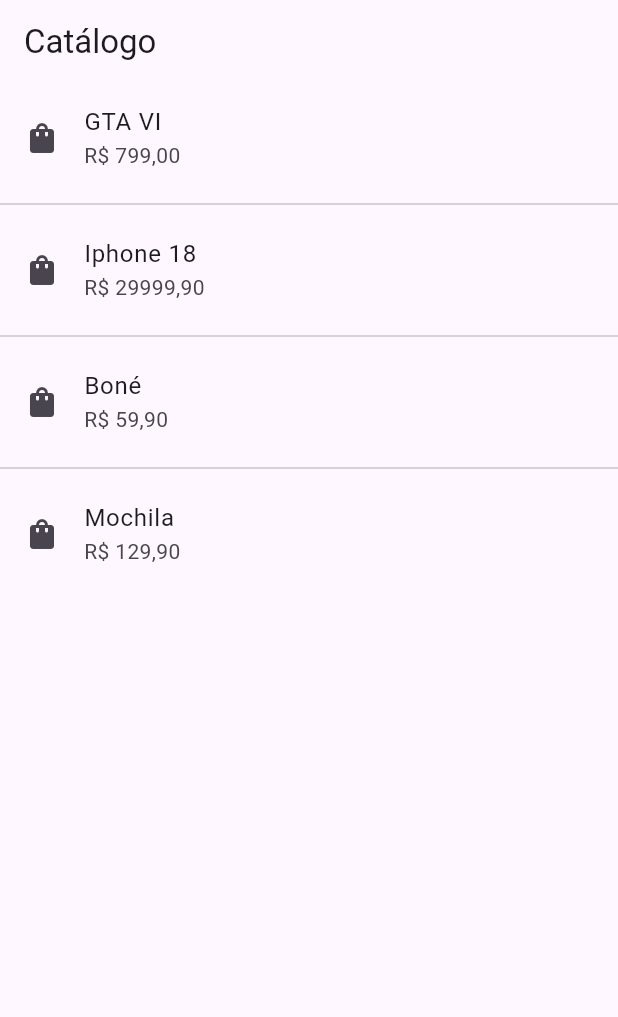
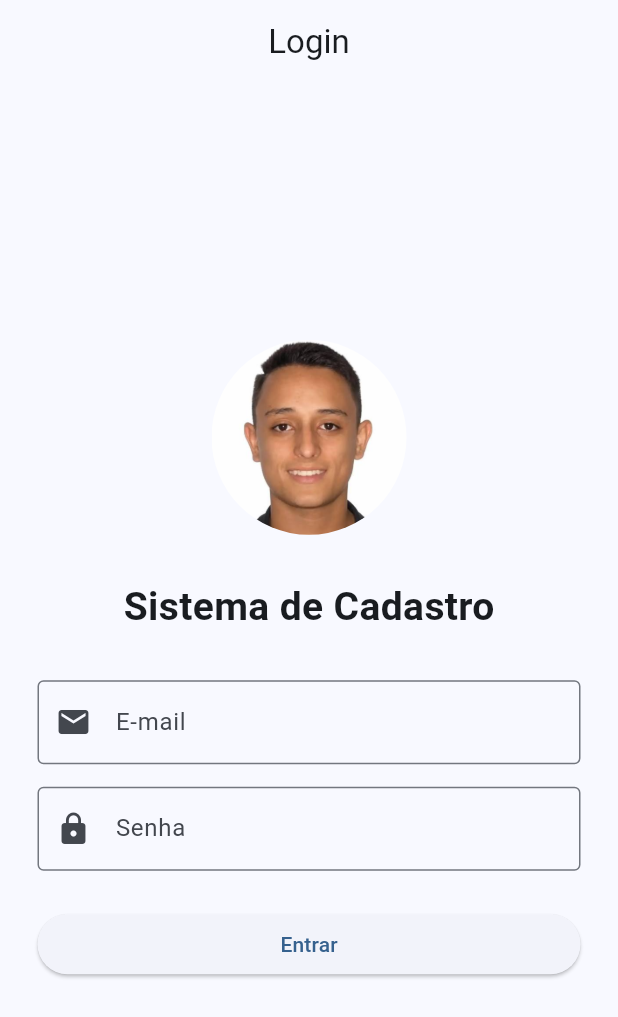
Before and after one commit to neildev7/ativ1-navegacao, a Flutter app: the screen it shows after launch, on a phone screen of 412 x 824 dp. Shown: the top 1017 px of the screen. Run offline on Flutter 3.47's test engine with Material 3 defaults, Android fonts, the phone set to English and light mode, and no system bars.

Commit message:
Projeto Final

```diff
--- a/lib/main.dart
+++ b/lib/main.dart
@@ -1,4 +1,5 @@
 import 'package:flutter/material.dart';
+import 'telas/login_page.dart';
 
 void main() {
   runApp(const MeuApp());
@@ -11,53 +12,14 @@
   Widget build(BuildContext context) {
     return MaterialApp(
       debugShowCheckedModeBanner: false,
-      home: const CatalogoProdutos(),
+      title: 'Sistema de Cadastro',
+      theme: ThemeData(
+        colorScheme: ColorScheme.fromSeed(
+          seedColor: Colors.blue,
+        ),
+        useMaterial3: true,
+      ),
+      home: const LoginPage(),
     );
   }
 }
-
-class CatalogoProdutos extends StatelessWidget {
-  const CatalogoProdutos({super.key});
-
-  @override
-  Widget build(BuildContext context) {
-    return Scaffold(
-      appBar: AppBar(
-        title: const Text('Catálogo'),
-      ),
-      body: ListView(
-        children: const [
-          ListTile(
-            leading: Icon(Icons.shopping_bag),
-            title: Text('GTA VI'),
-            subtitle: Text('R\$ 799,00'),
-          ),
-
-          Divider(),
-
-          ListTile(
-            leading: Icon(Icons.shopping_bag),
-            title: Text('Iphone 18'),
-            subtitle: Text('R\$ 29999,90'),
-          ),
-
-          Divider(),
-
-          ListTile(
-            leading: Icon(Icons.shopping_bag),
-            title: Text('Boné'),
-            subtitle: Text('R\$ 59,90'),
-          ),
-
-          Divider(),
-
-          ListTile(
-            leading: Icon(Icons.shopping_bag),
-            title: Text('Mochila'),
-            subtitle: Text('R\$ 129,90'),
-          ),
-        ],
-      ),
-    );
-  }
-}
--- /dev/null
+++ b/lib/telas/dados.dart
@@ -0,0 +1 @@
+List<Map<String, String>> clientes = [];
--- /dev/null
+++ b/lib/telas/login_page.dart
@@ -0,0 +1,111 @@
+import 'package:flutter/material.dart';
+import 'home_page.dart';
+
+class LoginPage extends StatefulWidget {
+  const LoginPage({super.key});
+
+  @override
+  State<LoginPage> createState() => _LoginPageState();
+}
+
+class _LoginPageState extends State<LoginPage> {
+  final TextEditingController emailController = TextEditingController();
+  final TextEditingController senhaController = TextEditingController();
+
+  void entrar() {
+    if (emailController.text.isEmpty || senhaController.text.isEmpty) {
+      ScaffoldMessenger.of(context).showSnackBar(
+        const SnackBar(
+          content: Text('Preencha o e-mail e a senha!'),
+        ),
+      );
+      return;
+    }
+
+    Navigator.pushReplacement(
+      context,
+      MaterialPageRoute(
+        builder: (context) => const HomePage(),
+      ),
+    );
+  }
+
+  @override
+  void dispose() {
+    emailController.dispose();
+    senhaController.dispose();
+    super.dispose();
+  }
+
+  @override
+  Widget build(BuildContext context) {
+    return Scaffold(
+      appBar: AppBar(
+        title: const Text('Login'),
+        centerTitle: true,
+      ),
+      body: Center(
+        child: SingleChildScrollView(
+          padding: const EdgeInsets.all(25),
+          child: Column(
+            children: [
+              ClipRRect(
+                borderRadius: BorderRadius.circular(100),
+                child: Image.asset(
+                  'assets/funcionario.jpg',
+                  width: 130,
+                  height: 130,
+                  fit: BoxFit.cover,
+                ),
+              ),
+
+              const SizedBox(height: 30),
+
+              const Text(
+                'Sistema de Cadastro',
+                style: TextStyle(
+                  fontSize: 26,
+                  fontWeight: FontWeight.bold,
+                ),
+              ),
+
+              const SizedBox(height: 30),
+
+              TextField(
+                controller: emailController,
+                keyboardType: TextInputType.emailAddress,
+                decoration: const InputDecoration(
+                  labelText: 'E-mail',
+                  border: OutlineInputBorder(),
+                  prefixIcon: Icon(Icons.email),
+                ),
+              ),
+
+              const SizedBox(height: 15),
+
+              TextField(
+                controller: senhaController,
+                obscureText: true,
+                decoration: const InputDecoration(
+                  labelText: 'Senha',
+                  border: OutlineInputBorder(),
+                  prefixIcon: Icon(Icons.lock),
+                ),
+              ),
+
+              const SizedBox(height: 25),
+
+              SizedBox(
+                width: double.infinity,
+                child: ElevatedButton(
+                  onPressed: entrar,
+                  child: const Text('Entrar'),
+                ),
+              ),
+            ],
+          ),
+        ),
+      ),
+    );
+  }
+}
```
Also changed, not shown: lib/telas/cadastro_page.dart (added, +107 -0 lines), lib/telas/clientes_page.dart (added, +42 -0 lines), lib/telas/home_page.dart (added, +157 -0 lines), lib/telas/resumo_page.dart (added, +86 -0 lines).
